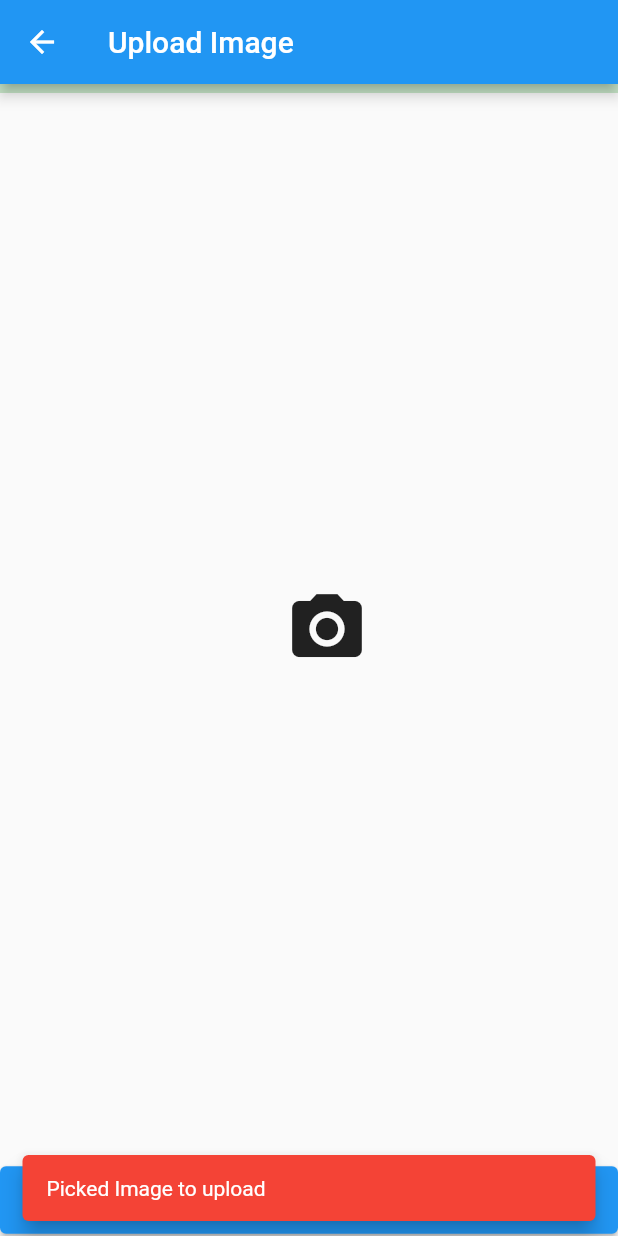
After one commit to hamo3d/revew_ui_app, a Flutter app: the UploadImage screen opened by its route, after a tap on "Upload", on a phone screen of 412 x 824 dp. The commit adds this screen. Run offline on Flutter 3.47's test engine with Material 2 defaults, Android fonts, the phone set to English and light mode, and no system bars; our stand-ins replace flutter_animate, get, google_fonts, image_picker, shared_preferences; accounts and stored records are empty; network calls fail.

Commit message:
updat to add images

```diff
--- a/lib/api/api_controller.dart
+++ b/lib/api/api_controller.dart
@@ -44,6 +44,7 @@ class ApiController {
     var response = await http.get(uri, headers: {
       HttpHeaders.authorizationHeader:
           SharedPrefController().getValue<String>(PrefKeys.token)!,
+      HttpHeaders.acceptHeader:'application/json'
     });
     print(response.statusCode);
     if(response.statusCode == 200 ||  response.statusCode == 401){
--- a/lib/api/image_get_controller.dart
+++ b/lib/api/image_get_controller.dart
@@ -4,10 +4,9 @@ import 'package:revew_ui_app/screen/model/student_image.dart';
 import 'image_api_controller.dart';
 
 class ImageGetController extends GetxController {
-
-  final ImagesApiController _apiController  = ImagesApiController();
-
-  List<StudentImage> _images = <StudentImage> [];
+  final ImagesApiController _apiController = ImagesApiController();
+  bool loading = false;
+  List<StudentImage> images = <StudentImage>[];
 
   @override
   void onInit() {
@@ -16,25 +15,31 @@ class ImageGetController extends GetxController {
     super.onInit();
   }
 
-  Future <void> upload () async {
-
+  Future<bool> upload(String path) async {
+    StudentImage? image = await _apiController.upload(path);
+    if (image != null) {
+      print("Success");
+      images.add(image);
+      update();
+      return true;
+    }
+    return false;
   }
 
-  void read ()async {
-    _images = await _apiController.read();
+  void read() async {
+    loading = true;
+    images = await _apiController.read();
+    loading = false;
+    print(images.length);
     update();
   }
 
-  Future<bool> delete (int id) async {
-    bool result  = await _apiController.delete(id);
-
-
-    if(result){
-      _images.removeWhere((element) => element.id == id);
+  Future<bool> delete(int id) async {
+    bool result = await _apiController.delete(id);
+    if (result) {
+      images.removeWhere((element) => element.id == id);
       update();
     }
     return result;
   }
-
-
 }
--- a/lib/main.dart
+++ b/lib/main.dart
@@ -7,6 +7,8 @@ import 'package:revew_ui_app/screen/app/login_screen.dart';
 import 'package:revew_ui_app/screen/app/on_bording.dart';
 import 'package:revew_ui_app/screen/app/setting_ui_screen.dart';
 import 'package:revew_ui_app/screen/app/user_screen.dart';
+import 'package:revew_ui_app/screen/images/images_screen.dart';
+import 'package:revew_ui_app/screen/images/upload_image.dart';
 import 'package:revew_ui_app/screen/launch_screen.dart';
 
 void main() async {
@@ -33,6 +35,8 @@ class MyApp extends StatelessWidget {
         '/nav_screen': (context) => const BottomNavigationScreen(),
         '/setting_screen': (context) => const SettingUiScrren(),
         '/onBoarding_screen': (context) => const OnBoarding(),
+        "/images_screen" : (context) =>  ImagesScreen(),
+        "/upload_screen" : (context) => const UploadImage(),
       },
     );
   }
--- a/lib/screen/app/bottom_navigation_screen.dart
+++ b/lib/screen/app/bottom_navigation_screen.dart
@@ -71,6 +71,9 @@ class _BottomNavigationScreenState extends State<BottomNavigationScreen> {
       appBar: AppBar(
         title: Text(_bnItem[selected].title),
         backgroundColor: Colors.red,
+        actions: [
+          IconButton(onPressed: ()=>Navigator.pushNamed(context, "/images_screen"), icon: Icon(Icons.image))
+        ],
       ),
       body: _bnItem[selected].widget,
       bottomNavigationBar: Animate(
--- /dev/null
+++ b/lib/screen/images/upload_image.dart
@@ -0,0 +1,112 @@
+import 'dart:io';
+
+import 'package:flutter/material.dart';
+import 'package:get/get.dart';
+import 'package:get/get_core/src/get_main.dart';
+import 'package:image_picker/image_picker.dart';
+import 'package:revew_ui_app/api/image_get_controller.dart';
+
+class UploadImage extends StatefulWidget {
+  const UploadImage({super.key});
+
+  @override
+  State<UploadImage> createState() => _UploadImageState();
+}
+
+class _UploadImageState extends State<UploadImage> {
+  double? _progressValue = 0;
+  late ImagePicker _imagePicker;
+  XFile? _pickedImage;
+
+  @override
+  void initState() {
+    // TODO: implement initState
+    super.initState();
+    _imagePicker = ImagePicker();
+  }
+
+  @override
+  Widget build(BuildContext context) {
+    return Scaffold(
+      appBar: AppBar(
+        title: Text("Upload Image"),
+      ),
+      body: Column(
+        children: [
+          LinearProgressIndicator(
+            value: _progressValue,
+            color: Colors.green.shade500,
+            minHeight: 6,
+            backgroundColor: Colors.green.shade100,
+          ),
+          Expanded(
+            child: _pickedImage != null
+                ? Image.file(
+              File(_pickedImage!.path),
+              width: double.infinity,
+            )
+                : IconButton(
+              icon: Icon(Icons.camera_alt, size: 56),
+              onPressed: () {
+                _pickImage();
+              },
+            ),
+          ),
+          ElevatedButton.icon(
+            style: ElevatedButton.styleFrom(
+              minimumSize: Size(double.infinity, 45),
+            ),
+            onPressed: () => _performUpload(),
+            icon: Icon(Icons.cloud_upload),
+            label: Text("Upload"),
+          )
+        ],
+      ),
+    );
+  }
+
+  void _pickImage() async {
+    try {
+      // XFile? image = await _imagePicker.pickImage(source: ImageSource.gallery);
+      XFile? image = await _imagePicker.pickImage(source: ImageSource.camera);
+      if (image != null) {
+        setState(() {
+          _pickedImage = image;
+        });
+      }
+    } catch (e) {
+      print('حدث خطأ أثناء اختيار الصورة: $e');
+    }
+  }
+
+  void _performUpload() async {
+    if (_checkData()) {
+      _uploadImage();
+    }
+  }
+
+  bool _checkData() {
+    if (_pickedImage != null) {
+      return true;
+    }
+    ScaffoldMessenger.of(context).showSnackBar(
+      const SnackBar(
+        content: Text("Picked Image to upload "),
+        backgroundColor: Colors.red,
+        behavior: SnackBarBehavior.floating,
+        dismissDirection: DismissDirection.horizontal,
+      ),
+    );
+    return false;
+  }
+
+  void _uploadImage() async {
+    setState(() => _progressValue = null);
+    ImageGetController controller = Get.find();
+    bool result = await controller.upload(_pickedImage!.path);
+    setState(() {
+      _progressValue = result ? 1 : 0;
+      if (result) _pickedImage = null;
+    });
+  }
+}
--- a/pubspec.yaml
+++ b/pubspec.yaml
@@ -34,12 +34,14 @@ dependencies:
 
   # The following adds the Cupertino Icons font to your application.
   # Use with the CupertinoIcons class for iOS style icons.
+  permission_handler: ^10.3.0
   cupertino_icons: ^1.0.2
   google_fonts: ^4.0.3
   flutter_animate: ^4.1.1+1
   http: ^1.0.0
   shared_preferences: ^2.1.1
   get: ^4.6.5
+  image_picker: ^0.8.8
 
 dev_dependencies:
   flutter_test:
```
Also changed, not shown: lib/api/api_setting.dart (+5 -4 lines), lib/api/image_api_controller.dart (+30 -17 lines), lib/screen/images/images_screen.dart (added, +95 -0 lines), pubspec.lock, 3 other files.
